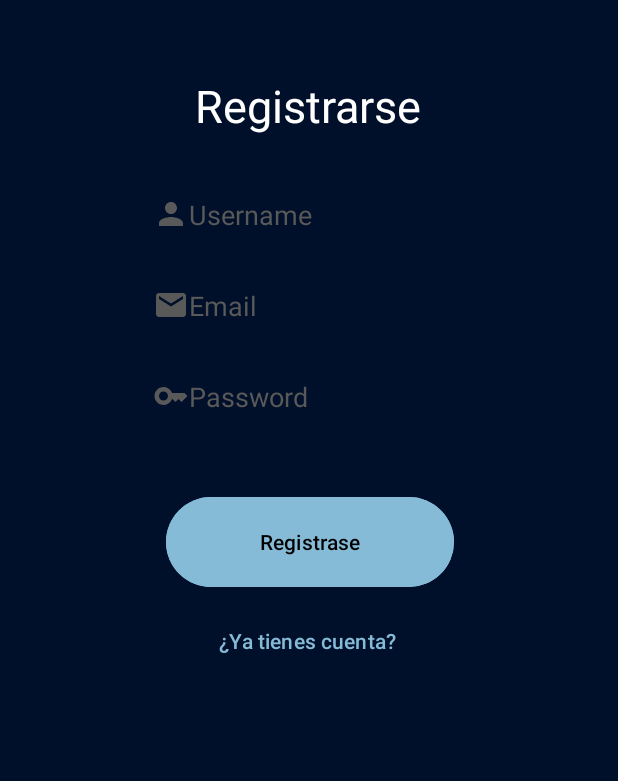
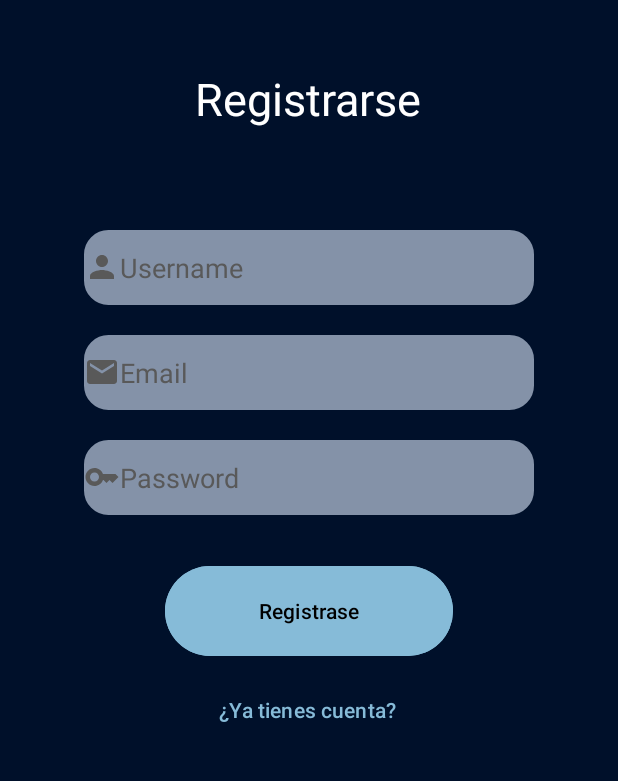
Before and after one commit to AngelAcedo12/ProjectoJose_y_Angel, an Android app: the SingUpActivity screen opened directly, with no data from a screen before it, on a phone screen of 412 x 824 dp, the part 216-997 px from its top. Run offline under Robolectric (Android 15) with nearby library versions, the phone set to English and light mode, and no system bars.

Commit message:
Diseño redondo editText y ajustes

```diff
--- a/app/src/main/res/drawable/shape_edit_text.xml
+++ b/app/src/main/res/drawable/shape_edit_text.xml
@@ -1,5 +1,5 @@
 <?xml version="1.0" encoding="utf-8"?>
-<shape xmlns:android="http://schemas.android.com/apk/res/android" android:shape="rectangle">
-    <corners android:radius="50dp"/>
-    <stroke android:width="5dp" android:color="@color/black"/>
+<shape xmlns:android="http://schemas.android.com/apk/res/android">
+    <corners android:radius="15dp"/>
+    <stroke android:width="2dp" android:color="#CCCCCC"/>
 </shape>
--- a/app/src/main/res/layout/activity_main.xml
+++ b/app/src/main/res/layout/activity_main.xml
@@ -22,7 +22,7 @@
         android:id="@+id/buttonLogIn"
         android:layout_width="wrap_content"
         android:layout_height="wrap_content"
-        android:layout_marginTop="50dp"
+        android:layout_marginTop="80dp"
         android:paddingLeft="30dp"
         android:paddingTop="10dp"
         android:paddingRight="30dp"
--- a/app/src/main/res/layout/activity_sing_up.xml
+++ b/app/src/main/res/layout/activity_sing_up.xml
@@ -5,22 +5,6 @@
     android:layout_width="match_parent"
     android:layout_height="match_parent"
     tools:context=".SingUpActivity">
-
-    <EditText
-        android:id="@+id/editTextTextPasswordSingUp"
-        style="@style/EditTextStyle"
-        android:layout_width="wrap_content"
-        android:layout_height="wrap_content"
-        android:layout_marginStart="102dp"
-        android:layout_marginTop="15dp"
-        android:drawableStart="@drawable/key"
-        android:ems="10"
-        android:hint="Password"
-        android:inputType="textPassword"
-        app:layout_constraintEnd_toEndOf="@+id/editTextTextEmailAddressSingUp"
-        app:layout_constraintHorizontal_bias="1.0"
-        app:layout_constraintStart_toStartOf="@+id/editTextTextEmailAddressSingUp"
-        app:layout_constraintTop_toBottomOf="@+id/editTextTextEmailAddressSingUp" />
 
     <Button
         android:id="@+id/buttonLogInRedirect"
@@ -42,66 +26,27 @@
         android:id="@+id/buttonSinUpConfirmer"
         android:layout_width="192dp"
         android:layout_height="68dp"
-        android:layout_marginStart="147dp"
-        android:layout_marginTop="40dp"
-        android:layout_marginEnd="147dp"
-        android:layout_marginBottom="34dp"
+        android:layout_marginTop="30dp"
         android:text="Registrase"
         android:textColor="@color/black"
         android:theme="@style/ButtonStyle"
-        app:layout_constraintBottom_toTopOf="@+id/buttonLogInRedirect"
-        app:layout_constraintEnd_toEndOf="parent"
-        app:layout_constraintHorizontal_bias="0.493"
-        app:layout_constraintStart_toStartOf="parent"
-        app:layout_constraintTop_toBottomOf="@+id/editTextTextPasswordSingUp" />
+        app:layout_constraintEnd_toEndOf="@+id/linearLayout2"
+        app:layout_constraintStart_toStartOf="@+id/linearLayout2"
+        app:layout_constraintTop_toBottomOf="@+id/linearLayout2" />
 
     <TextView
         android:id="@+id/textView4"
         android:layout_width="wrap_content"
         android:layout_height="wrap_content"
-        android:layout_marginStart="176dp"
-        android:layout_marginTop="50dp"
-        android:layout_marginEnd="176dp"
+        android:layout_marginTop="45dp"
         android:layout_marginBottom="101dp"
         android:text="Registrarse"
         android:textSize="30dp"
         app:layout_constraintBottom_toTopOf="@+id/editTextTextEmailAddress"
         app:layout_constraintEnd_toEndOf="parent"
-        app:layout_constraintHorizontal_bias="0.505"
+        app:layout_constraintHorizontal_bias="0.498"
         app:layout_constraintStart_toStartOf="parent"
         app:layout_constraintTop_toBottomOf="@+id/imageView4" />
-
-    <EditText
-        android:id="@+id/editTextTextUsernameSingUp"
-        style="@style/EditTextStyle"
-        android:layout_width="wrap_content"
-        android:layout_height="wrap_content"
-        android:layout_marginStart="102dp"
-        android:layout_marginTop="30dp"
-        android:drawableStart="@drawable/user"
-        android:ems="10"
-        android:hint="Username"
-        android:inputType="textEmailAddress"
-        app:layout_constraintEnd_toEndOf="@+id/textView4"
-        app:layout_constraintHorizontal_bias="0.818"
-        app:layout_constraintStart_toStartOf="@+id/textView4"
-        app:layout_constraintTop_toBottomOf="@+id/textView4" />
-
-    <EditText
-        android:id="@+id/editTextTextEmailAddressSingUp"
-        style="@style/EditTextStyle"
-        android:layout_width="wrap_content"
-        android:layout_height="wrap_content"
-        android:layout_marginStart="102dp"
-        android:layout_marginTop="15dp"
-        android:drawableStart="@drawable/mail"
-        android:ems="10"
-        android:hint="Email"
-        android:inputType="textEmailAddress"
-        app:layout_constraintEnd_toEndOf="@+id/editTextTextUsernameSingUp"
-        app:layout_constraintHorizontal_bias="1.0"
-        app:layout_constraintStart_toStartOf="@+id/editTextTextUsernameSingUp"
-        app:layout_constraintTop_toBottomOf="@+id/editTextTextUsernameSingUp" />
 
     <ImageView
         android:id="@+id/imageView4"
@@ -112,4 +57,51 @@
         app:layout_constraintStart_toStartOf="@+id/textView4"
         app:layout_constraintTop_toTopOf="parent"
         app:srcCompat="@drawable/logo" />
+
+    <LinearLayout
+        android:id="@+id/linearLayout2"
+        android:layout_width="300dp"
+        android:layout_height="wrap_content"
+        android:layout_marginTop="67dp"
+        android:orientation="vertical"
+        app:layout_constraintEnd_toEndOf="@+id/textView4"
+        app:layout_constraintStart_toStartOf="@+id/textView4"
+        app:layout_constraintTop_toBottomOf="@+id/textView4">
+
+        <EditText
+            android:id="@+id/editTextTextUsernameSingUp"
+            style="@style/EditTextStyle"
+            android:layout_width="match_parent"
+            android:layout_height="50dp"
+            android:background="@drawable/shape_edit_text"
+            android:drawableStart="@drawable/user"
+            android:ems="10"
+            android:hint="Username"
+            android:inputType="textEmailAddress" />
+
+
+        <EditText
+            android:id="@+id/editTextTextEmailAddressSingUp"
+            style="@style/EditTextStyle"
+            android:layout_width="match_parent"
+            android:layout_height="50dp"
+            android:layout_marginTop="20dp"
+            android:layout_marginBottom="20dp"
+            android:background="@drawable/shape_edit_text"
+            android:drawableStart="@drawable/mail"
+            android:ems="10"
+            android:hint="Email"
+            android:inputType="textEmailAddress" />
+
+        <EditText
+            android:id="@+id/editTextTextPasswordSingUp"
+            style="@style/EditTextStyle"
+            android:layout_width="match_parent"
+            android:layout_height="50dp"
+            android:background="@drawable/shape_edit_text"
+            android:drawableStart="@drawable/key"
+            android:ems="10"
+            android:hint="Password"
+            android:inputType="textPassword" />
+    </LinearLayout>
 </androidx.constraintlayout.widget.ConstraintLayout>
--- a/app/src/main/res/values/colors.xml
+++ b/app/src/main/res/values/colors.xml
@@ -9,5 +9,5 @@
     <color name="backGround">#00102a</color>
     <color name="backGround2">#33658A</color>
     <color name="flating_color">#986060</color>
-
+    <color name="color_edit">#8492A8</color>
 </resources>
--- a/app/src/main/res/values/themes.xml
+++ b/app/src/main/res/values/themes.xml
@@ -32,6 +32,7 @@
     <style name="EditTextStyle" parent="Widget.AppCompat.EditText">
         <item name="android:textColorHint">@color/gray</item>
         <item name="android:drawableTint">@color/gray</item>
+        <item name="android:backgroundTint">@color/color_edit</item>
     </style>
 
 </resources>
```
Also changed, not shown: app/src/main/res/layout/activity_log_in.xml (+38 -32 lines).
